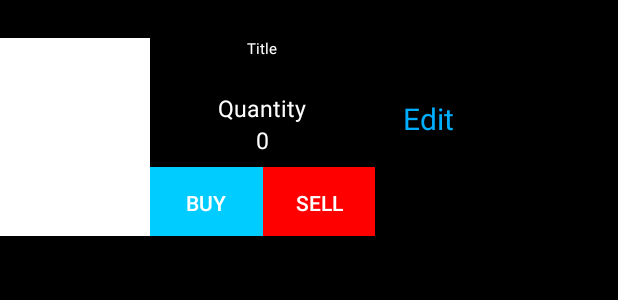
After one commit to HalfDeadPie/Games, an Android app: the layout row.xml on its own in the app's theme, with its tools: preview values and no code run, on a phone screen of 412 x 824 dp. The commit adds this screen. Shown: the top 300 px of the screen. Run offline under Robolectric (Android 15) with nearby library versions, the phone set to English and light mode, and no system bars.

Commit message:
Prva faza vytvorenia zoznamu hier

```diff
--- /dev/null
+++ b/app/src/main/res/layout/row.xml
@@ -0,0 +1,123 @@
+<?xml version="1.0" encoding="utf-8"?>
+<LinearLayout xmlns:android="http://schemas.android.com/apk/res/android"
+    android:layout_width="match_parent"
+    android:layout_height="match_parent"
+    android:background="#000000"
+    android:orientation="horizontal"
+    android:weightSum="1">
+
+
+    <TableRow
+        android:layout_width="wrap_content"
+        android:layout_height="183dp">
+
+        <TableRow
+            android:layout_width="fill_parent"
+            android:layout_height="wrap_content"
+            android:layout_gravity="center_vertical"
+            android:layout_weight="0.15">
+
+            <ImageView
+                android:layout_width="100dp"
+                android:layout_height="fill_parent"
+                android:id="@+id/cover_image"
+                android:layout_weight="0.15"
+                android:background="#FFFFFF"/>
+
+            <LinearLayout
+                android:orientation="vertical"
+                android:layout_width="150dp"
+                android:layout_height="match_parent"
+                android:layout_weight="0.35"
+                android:weightSum="1">
+
+                <TextView
+                    android:layout_width="match_parent"
+                    android:layout_height="30dp"
+                    android:text="Title"
+                    android:id="@+id/name"
+                    android:textSize="10dp"
+                    android:layout_gravity="bottom|center"
+                    android:textColor="#ffffff"
+                    android:background="#000000"
+                    android:gravity="top|center_horizontal"
+                    android:layout_weight="0.53" />
+
+                <LinearLayout
+                    android:orientation="vertical"
+                    android:layout_width="match_parent"
+                    android:layout_height="wrap_content"
+                    android:layout_gravity="center"
+                    android:weightSum="1"
+                    android:layout_weight="0.69">
+
+                    <TextView
+                        android:layout_width="wrap_content"
+                        android:layout_height="wrap_content"
+                        android:text="Quantity"
+                        android:id="@+id/quantity"
+                        android:textSize="15dp"
+                        android:layout_gravity="center"
+                        android:textColor="#ffffff" />
+
+                    <TextView
+                        android:layout_width="wrap_content"
+                        android:layout_height="wrap_content"
+                        android:text="0"
+                        android:id="@+id/count"
+                        android:textSize="15dp"
+                        android:layout_gravity="center"
+                        android:textColor="#ffffff" />
+                </LinearLayout>
+
+                <LinearLayout
+                    android:orientation="horizontal"
+                    android:layout_width="match_parent"
+                    android:layout_height="wrap_content"
+                    android:weightSum="1">
+
+                    <Button
+                        android:layout_width="75dp"
+                        android:layout_height="fill_parent"
+                        android:text="BUY"
+                        android:id="@+id/btn_buy"
+                        android:layout_gravity="center_vertical"
+                        android:textColor="#ffffff"
+                        android:gravity="center"
+                        android:layout_weight="0.59"
+                        android:background="#00ccff" />
+
+                    <Button
+                        android:layout_width="75dp"
+                        android:layout_height="fill_parent"
+                        android:text="SELL"
+                        android:id="@+id/btn_sell"
+                        android:layout_gravity="bottom|center_horizontal"
+                        android:textColor="#ffffff"
+                        android:gravity="center"
+                        android:layout_weight="0.59"
+                        android:background="#ff0000" />
+                </LinearLayout>
+
+            </LinearLayout>
+
+            <LinearLayout
+                android:orientation="vertical"
+                android:layout_width="72dp"
+                android:layout_height="132dp">
+
+                <TextView
+                    android:layout_width="wrap_content"
+                    android:layout_height="wrap_content"
+                    android:text="Edit"
+                    android:id="@+id/edit"
+                    android:textSize="20dp"
+                    android:gravity="center"
+                    android:layout_gravity="center"
+                    android:layout_marginTop="40dp"
+                    android:textColor="#00aeff" />
+            </LinearLayout>
+        </TableRow>
+    </TableRow>
+
+</LinearLayout>
```
Also changed, not shown: app/src/main/java/com/example/simon/gamesshop/MainActivity.java (+25 -2 lines), app/src/main/res/layout/activity_login.xml (+4 -4 lines), app/src/main/res/layout/activity_main.xml (+22 -16 lines), app/src/main/res/values/strings.xml (+3 -12 lines).
